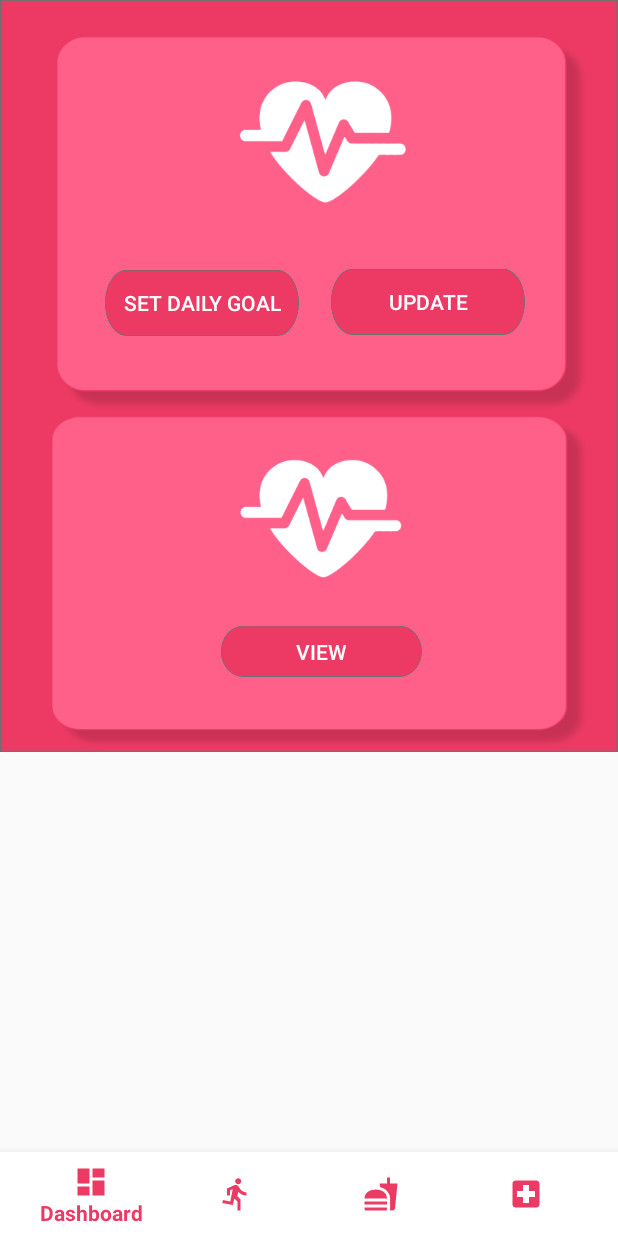
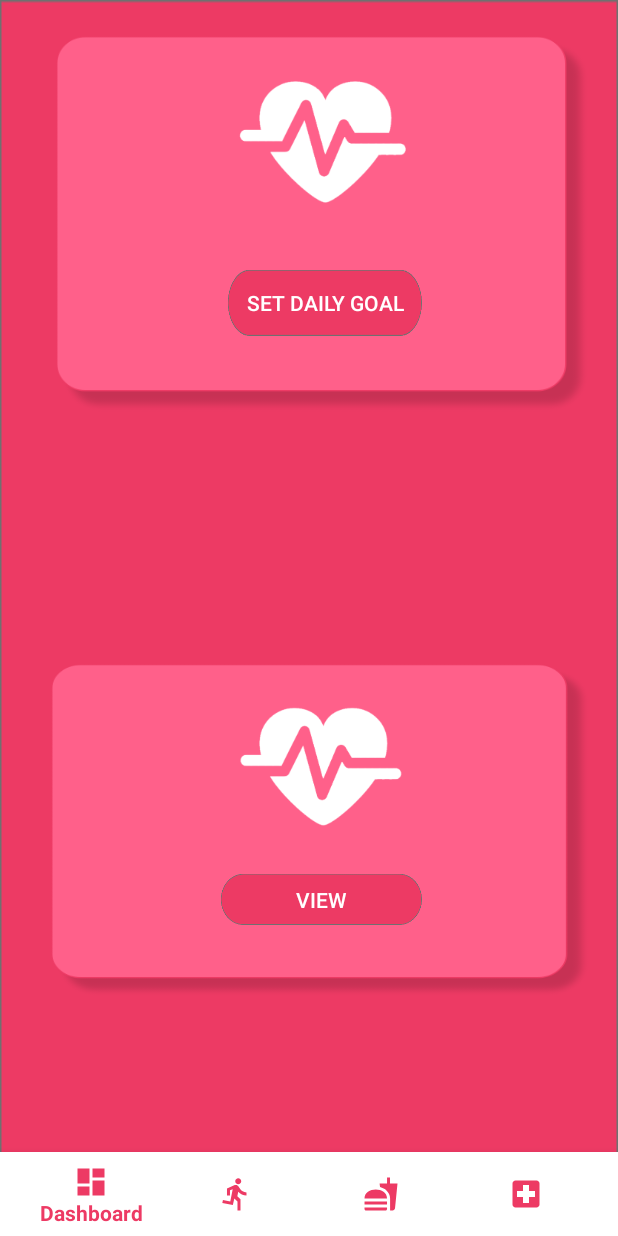
Before and after one commit to SenuraJayadeva/FitnessApp, an Android app: the screen it shows after launch once a user with an empty profile is signed in (Home), on a phone screen of 412 x 824 dp. Run offline under Robolectric (Android 15) with nearby library versions, the phone set to English and light mode, and no system bars; our stand-ins replace Firebase (no records; nobody signed in at launch, a user with empty details on screens opened directly).

Commit message:
set goal

```diff
--- a/app/src/main/res/layout/fragment_dashboard.xml
+++ b/app/src/main/res/layout/fragment_dashboard.xml
@@ -1,12 +1,10 @@
 <?xml version="1.0" encoding="utf-8"?>
 
-<ScrollView xmlns:android="http://schemas.android.com/apk/res/android"
+
+
+    <androidx.constraintlayout.widget.ConstraintLayout xmlns:android="http://schemas.android.com/apk/res/android"
         xmlns:app="http://schemas.android.com/apk/res-auto"
         xmlns:tools="http://schemas.android.com/tools"
-    android:layout_width="match_parent"
-    android:layout_height="match_parent">
-
-    <androidx.constraintlayout.widget.ConstraintLayout
 
         android:id="@+id/fragment_dashboard"
         android:layout_width="match_parent"
@@ -42,25 +40,10 @@
                     android:textColor="@color/bottomNavigaitonColor"
                     app:layout_constraintBottom_toBottomOf="parent"
                     app:layout_constraintEnd_toEndOf="parent"
-                    app:layout_constraintHorizontal_bias="0.142"
+                    app:layout_constraintHorizontal_bias="0.502"
                     app:layout_constraintStart_toStartOf="parent"
                     app:layout_constraintTop_toBottomOf="@+id/imageView6"
-                    app:layout_constraintVertical_bias="0.347" />
-
-                <Button
-                    android:id="@+id/button4"
-                    style="?android:attr/borderlessButtonStyle"
-                    android:layout_width="129dp"
-                    android:layout_height="44dp"
-                    android:background="@drawable/rectangle2"
-                    android:text="Update"
-                    android:textColor="@color/bottomNavigaitonColor"
-                    app:layout_constraintBottom_toBottomOf="parent"
-                    app:layout_constraintEnd_toEndOf="parent"
-                    app:layout_constraintHorizontal_bias="0.803"
-                    app:layout_constraintStart_toStartOf="parent"
-                    app:layout_constraintTop_toBottomOf="@+id/imageView6"
-                    app:layout_constraintVertical_bias="0.34" />
+                    app:layout_constraintVertical_bias="0.345" />
 
                 <ImageView
                     android:id="@+id/imageView6"
@@ -77,6 +60,7 @@
     <LinearLayout
         android:layout_width="362dp"
         android:layout_height="224dp"
+        android:layout_marginTop="8dp"
         android:background="@drawable/cardviewrectangle"
         android:orientation="vertical"
         app:layout_constraintBottom_toBottomOf="parent"
@@ -117,5 +101,3 @@
     </LinearLayout>
 
     </androidx.constraintlayout.widget.ConstraintLayout>
-
-</ScrollView>
```
Lines whose indentation alone changed are shown as unchanged.
